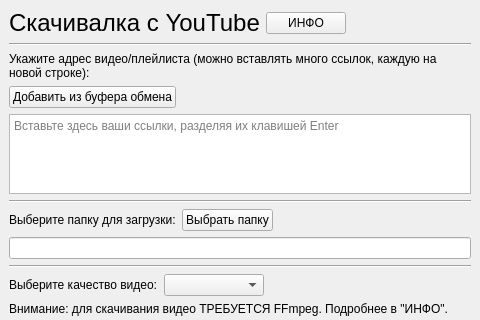
This is ui/main.ui in SeryiBaran/yt-dlp-python-gui as Qt 5 draws it before an edit; both pictures show x 0 to 480 and y 0 to 320 of the 480 by 720 pixel window. The edited form follows.
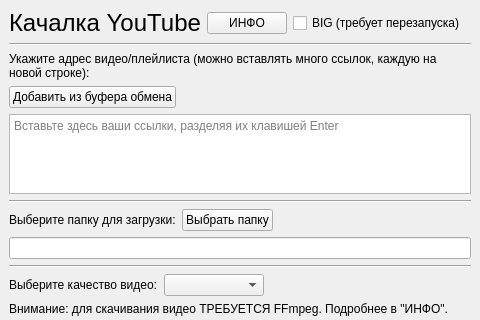
This is the edited form. Icons and pictures are not drawn.

The edit to the form file:
```diff
--- a/ui/main.ui
+++ b/ui/main.ui
@@ -13,11 +13,6 @@
     <height>720</height>
    </rect>
   </property>
-  <property name="font">
-   <font>
-    <pointsize>9</pointsize>
-   </font>
-  </property>
   <property name="windowTitle">
    <string>Скачивалка с YouTube (интерфейс для yt-dlp)</string>
   </property>
@@ -77,7 +72,7 @@
              </font>
             </property>
             <property name="text">
-             <string>Скачивалка с YouTube</string>
+             <string>Качалка YouTube</string>
             </property>
            </widget>
           </item>
@@ -88,6 +83,13 @@
             </property>
            </widget>
           </item>
+          <item>
+           <widget class="QCheckBox" name="check_big_ui">
+            <property name="text">
+             <string>BIG (требует перезапуска)</string>
+            </property>
+           </widget>
+          </item>
           <item>
            <spacer name="horizontalSpacer">
             <property name="orientation">
```
